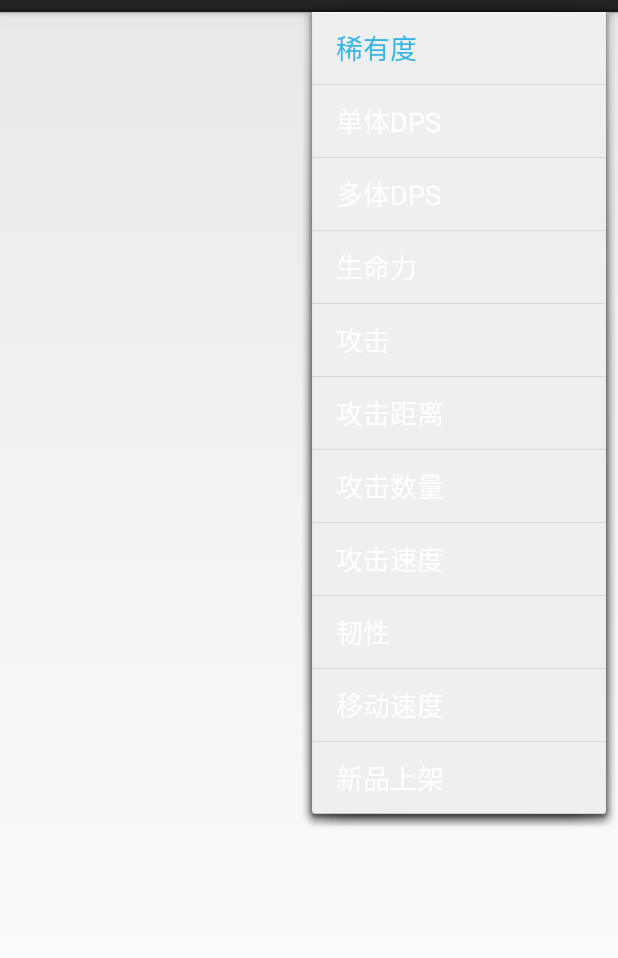
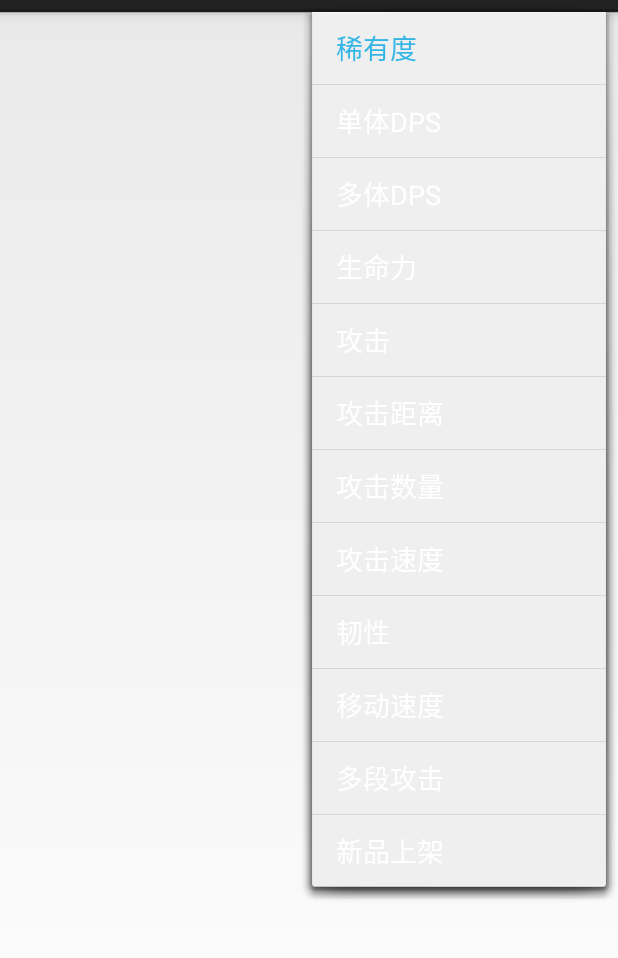
Before and after one commit to Kagami-src/MerusutoChristina, an Android app: the screen it shows after launch (MainActivity), after a tap on "排序", on a phone screen of 412 x 824 dp, the part 60-1018 px from its top. Run offline under Robolectric (Android 15) with nearby library versions, the phone set to English and light mode, and no system bars; libraries missing offline, so code that uses them is left out: com.alibaba.fastjson, com.avos.avoscloud, com.loopj.android; 10 statements that could not run were skipped.

Commit message:
new feature: hits

```diff
--- a/android/app/build.gradle
+++ b/android/app/build.gradle
@@ -9,8 +9,8 @@ android {
     applicationId 'com.bbtfr.merusuto'
     minSdkVersion 14
     targetSdkVersion 21
-    versionCode 148
-    versionName '1.4.8'
+    versionCode 149
+    versionName '1.4.9'
   }
 
   //为了解决部分第三方库重复打包了META-INF的问题
--- a/android/app/src/main/java/com/bbtfr/merusuto/MainActivity.java
+++ b/android/app/src/main/java/com/bbtfr/merusuto/MainActivity.java
@@ -385,6 +385,7 @@ public class MainActivity extends Activity {
       case R.id.menu_sort_aspd:
       case R.id.menu_sort_tenacity:
       case R.id.menu_sort_mspd:
+      case R.id.menu_sort_hits:
       case R.id.menu_sort_id:
         mUnitListFragment.setSortMode(itemId);
         setMenuItemEnabled(R.id.menu_sort_mode, item);
--- a/android/app/src/main/java/com/bbtfr/merusuto/UnitItem.java
+++ b/android/app/src/main/java/com/bbtfr/merusuto/UnitItem.java
@@ -36,6 +36,7 @@ public class UnitItem {
   public int weapon; // 武器 1斩击 2突击 3打击 4弓箭 5魔法 6铳弹 7回复
   public int aarea; // 攻击范围
   public int anum; // 攻击数量
+  public int hits; // 多段攻击
   public int type; // 类型 1早熟 2平均 3晚成
 
   public int gender; // 性别
@@ -75,6 +76,7 @@ public class UnitItem {
     this.aarea = getIntValue(json, "aarea");
     this.type = getIntValue(json, "type");
     this.anum = getIntValue(json, "anum");
+    this.hits = getIntValue(json, "hits");
     this.country = getString(json, "country");
 
     this.gender = getIntValue(json, "gender");
--- a/android/app/src/main/res/layout/activity_main.xml
+++ b/android/app/src/main/res/layout/activity_main.xml
@@ -17,8 +17,8 @@
     android:layout_height="match_parent"
     android:layout_gravity="start"
     android:choiceMode="singleChoice"
-    android:background="#333"
-    android:divider="#555"
+    android:background="@color/drawer_background"
+    android:divider="@color/drawer_divider"
     android:dividerHeight="0.5dp" />
 
 </android.support.v4.widget.DrawerLayout>
--- a/android/app/src/main/res/menu/options_unit.xml
+++ b/android/app/src/main/res/menu/options_unit.xml
@@ -54,6 +54,9 @@
       <item
         android:id="@+id/menu_sort_mspd"
         android:title="移动速度" />
+      <item
+        android:id="@+id/menu_sort_hits"
+        android:title="多段攻击" />
       <item
         android:id="@+id/menu_sort_id"
         android:title="新品上架" />
--- a/android/app/src/main/res/values/colors.xml
+++ b/android/app/src/main/res/values/colors.xml
@@ -2,4 +2,6 @@
 <resources>
 
   <item name="light_blue" type="color">#33B5E5</item>
+  <item name="drawer_background" type="color">#333</item>
+  <item name="drawer_divider" type="color">#555</item>
 </resources>
```
Also changed, not shown: android/app/src/main/java/com/bbtfr/merusuto/UnitItemDialog.java (+4 -3 lines), android/app/src/main/java/com/bbtfr/merusuto/UnitListFragment.java (+12 -6 lines), 10 other files.
